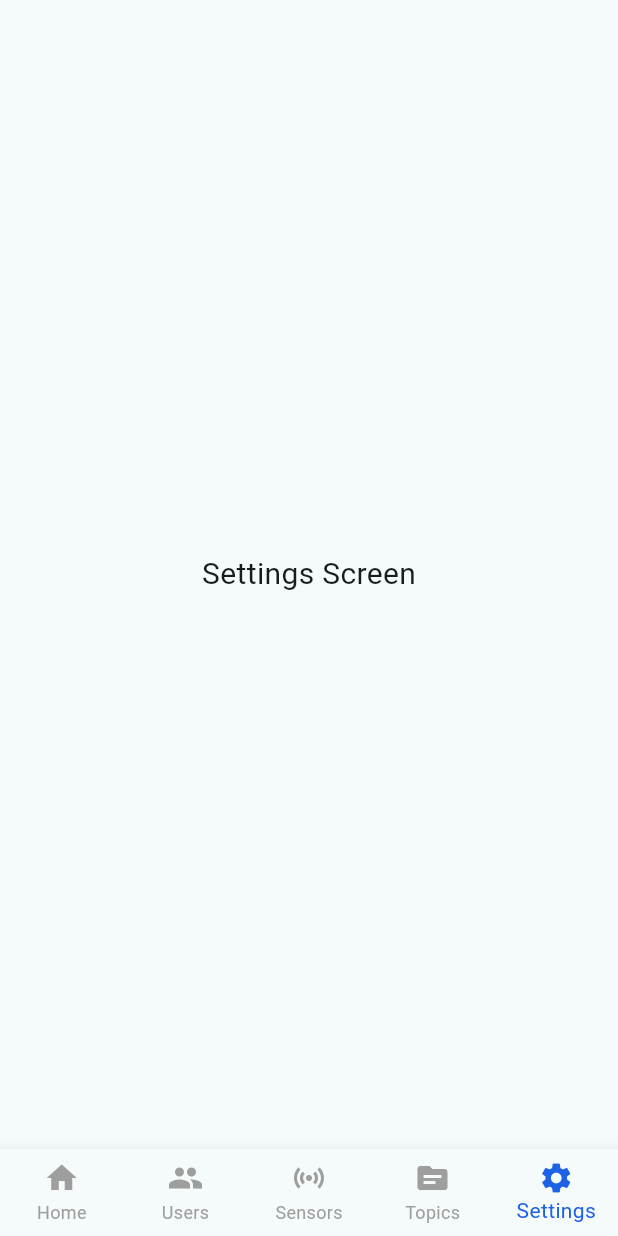
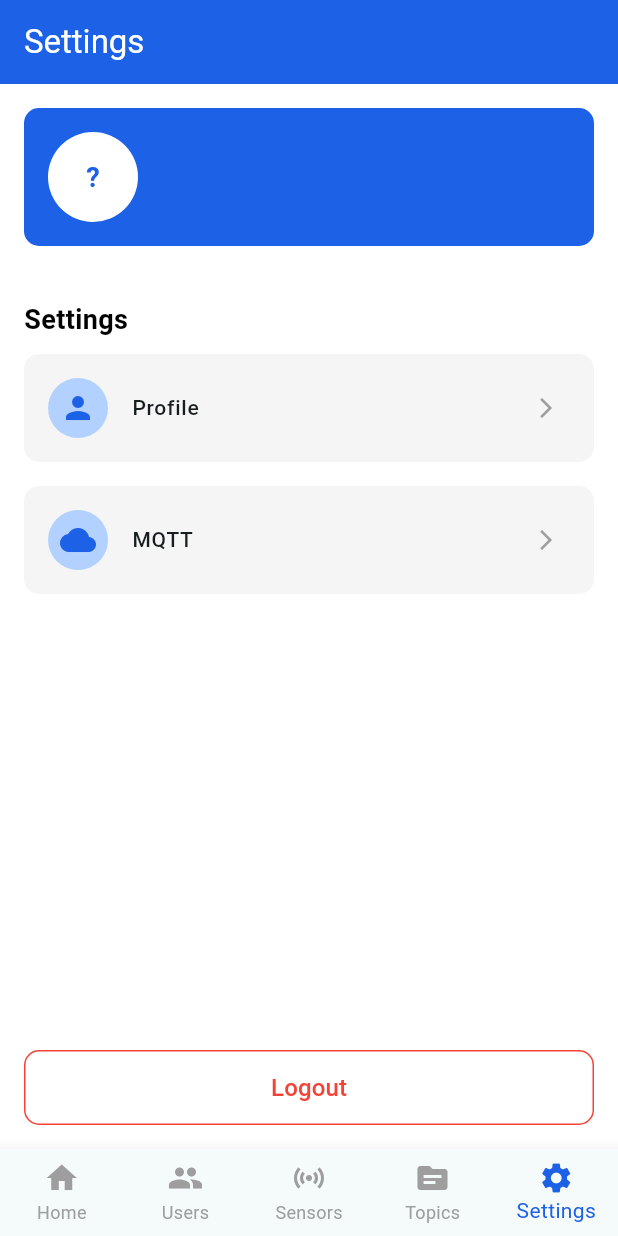
Before and after one commit to aliyansajid/rotorsync-admin, a Flutter app: the HomeScreen screen opened directly, item 5 of the bottom bar chosen, on a phone screen of 412 x 824 dp. Run offline on Flutter 3.47's test engine with Material 3 defaults, Android fonts, the phone set to English and light mode, and no system bars; our stand-ins replace cloud_firestore, firebase_auth, firebase_core; missing offline and left inert: mqtt_client; accounts and stored records are empty.

Commit message:
Setting implementation for profile and mqtt

```diff
--- a/lib/screens/home_screen.dart
+++ b/lib/screens/home_screen.dart
@@ -1,4 +1,5 @@
 import 'package:flutter/material.dart';
+import 'package:rotorsync_admin/screens/settings_screen.dart';
 import 'users_screen.dart';
 
 class HomeScreen extends StatefulWidget {
@@ -16,8 +17,7 @@ class _HomeScreenState extends State<HomeScreen> {
     const UsersScreen(),
     const Center(child: Text('Sensors Screen', style: TextStyle(fontSize: 20))),
     const Center(child: Text('Topics Screen', style: TextStyle(fontSize: 20))),
-    const Center(
-        child: Text('Settings Screen', style: TextStyle(fontSize: 20))),
+    const SettingsScreen(),
   ];
 
   void _onItemTapped(int index) {
--- /dev/null
+++ b/lib/screens/settings_screen.dart
@@ -0,0 +1,196 @@
+import 'package:flutter/material.dart';
+import 'package:firebase_auth/firebase_auth.dart';
+import 'package:cloud_firestore/cloud_firestore.dart';
+import 'mqtt_screen.dart';
+
+class SettingsScreen extends StatelessWidget {
+  const SettingsScreen({super.key});
+
+  Future<Map<String, String>> _getUserData() async {
+    User? user = FirebaseAuth.instance.currentUser;
+    String email = user?.email ?? "No Email";
+    String firstName = "";
+    String lastName = "";
+
+    if (user != null) {
+      DocumentSnapshot userDoc = await FirebaseFirestore.instance
+          .collection('users')
+          .doc(user.uid)
+          .get();
+      if (userDoc.exists) {
+        firstName = userDoc.get("firstName") ?? "";
+        lastName = userDoc.get("lastName") ?? "";
+      }
+    }
+    return {"email": email, "firstName": firstName, "lastName": lastName};
+  }
+
+  @override
+  Widget build(BuildContext context) {
+    return Scaffold(
+      backgroundColor: Colors.white,
+      appBar: AppBar(
+        title: const Text("Settings"),
+        backgroundColor: const Color(0xFF1D61E7),
+        foregroundColor: Colors.white,
+      ),
+      body: FutureBuilder<Map<String, String>>(
+        future: _getUserData(),
+        builder: (context, snapshot) {
+          if (!snapshot.hasData) {
+            return const Center(child: CircularProgressIndicator());
+          }
+          String fullName =
+              "${snapshot.data!["firstName"]} ${snapshot.data!["lastName"]}"
+                  .trim();
+          String email = snapshot.data!["email"]!;
+          String initials = (snapshot.data!["firstName"]!.isNotEmpty &&
+                  snapshot.data!["lastName"]!.isNotEmpty)
+              ? "${snapshot.data!["firstName"]![0]}${snapshot.data!["lastName"]![0]}"
+              : "?";
+
+          return Column(
+            crossAxisAlignment: CrossAxisAlignment.start,
+            children: [
+              Padding(
+                padding: const EdgeInsets.all(16),
+                child: Container(
+                  padding: const EdgeInsets.all(16.0),
+                  decoration: BoxDecoration(
+                    color: const Color(0xFF1D61E7),
+                    borderRadius: BorderRadius.circular(10),
+                  ),
+                  child: Row(
+                    children: [
+                      CircleAvatar(
+                        radius: 30,
+                        backgroundColor: Colors.white,
+                        child: Text(
+                          initials.toUpperCase(),
+                          style: const TextStyle(
+                            fontSize: 18,
+                            fontWeight: FontWeight.bold,
+                            color: Color(0xFF1D61E7),
+                          ),
+                        ),
+                      ),
+                      const SizedBox(width: 16),
+                      Column(
+                        crossAxisAlignment: CrossAxisAlignment.start,
+                        children: [
+                          Text(
+                            fullName,
+                            style: const TextStyle(
+                              fontSize: 18,
+                              fontWeight: FontWeight.bold,
+                              color: Colors.white,
+                            ),
+                          ),
+                          Text(
+                            email,
+                            style: const TextStyle(
+                              fontSize: 14,
+                              color: Colors.white70,
+                            ),
+                          ),
+                        ],
+                      ),
+                    ],
+                  ),
+                ),
+              ),
+              const SizedBox(height: 20),
+              const Padding(
+                padding: EdgeInsets.symmetric(horizontal: 16.0),
+                child: Text(
+                  "Settings",
+                  style: TextStyle(
+                    fontSize: 18,
+                    fontWeight: FontWeight.bold,
+                    color: Colors.black,
+                  ),
+                ),
+              ),
+              const SizedBox(height: 2),
+              _buildSettingsOption(
+                icon: Icons.person,
+                title: "Profile",
+                onTap: () {},
+              ),
+              _buildSettingsOption(
+                icon: Icons.cloud,
+                title: "MQTT",
+                onTap: () {
+                  Navigator.push(
+                    context,
+                    MaterialPageRoute(builder: (context) => const MqttScreen()),
+                  );
+                },
+              ),
+              const Spacer(),
+              _buildLogoutButton(),
+            ],
+          );
+        },
+      ),
+    );
+  }
+
+  Widget _buildSettingsOption({
+    required IconData icon,
+    required String title,
+    VoidCallback? onTap,
+  }) {
+    return Container(
+      margin: const EdgeInsets.symmetric(horizontal: 16, vertical: 8),
+      padding: const EdgeInsets.symmetric(vertical: 8),
+      decoration: BoxDecoration(
+        color: const Color(0xFFF5F5F5),
+        borderRadius: BorderRadius.circular(10),
+      ),
+      child: ListTile(
+        leading: CircleAvatar(
+          backgroundColor: const Color(0xFFB3D1FF),
+          child: Icon(icon, color: const Color(0xFF1D61E7)),
+        ),
+        title: Text(
+          title,
+          style: const TextStyle(fontSize: 14, fontWeight: FontWeight.w500),
+        ),
+        trailing: const Icon(
+          Icons.arrow_forward_ios,
+          size: 16,
+          color: Colors.grey,
+        ),
+        onTap: onTap,
+      ),
+    );
+  }
+
+  Widget _buildLogoutButton() {
+    return Padding(
+      padding: const EdgeInsets.all(16.0),
+      child: SizedBox(
+        width: double.infinity,
+        height: 50,
+        child: OutlinedButton(
+          style: OutlinedButton.styleFrom(
+            foregroundColor: Colors.red,
+            side: const BorderSide(color: Colors.red),
+            shape: RoundedRectangleBorder(
+              borderRadius: BorderRadius.circular(10),
+            ),
+          ),
+          onPressed: () {},
+          child: const Text(
+            "Logout",
+            style: TextStyle(
+              fontSize: 16,
+              fontWeight: FontWeight.w500,
+            ),
+          ),
+        ),
+      ),
+    );
+  }
+}
--- a/pubspec.yaml
+++ b/pubspec.yaml
@@ -16,6 +16,7 @@ dependencies:
   flutter_launcher_icons: ^0.14.3
   firebase_auth: ^5.4.1
   cloud_firestore: ^5.6.2
+  mqtt_client: ^10.5.1
 
 dev_dependencies:
   flutter_test:
```
Also changed, not shown: lib/screens/mqtt_screen.dart (added, +132 -0 lines), pubspec.lock.
